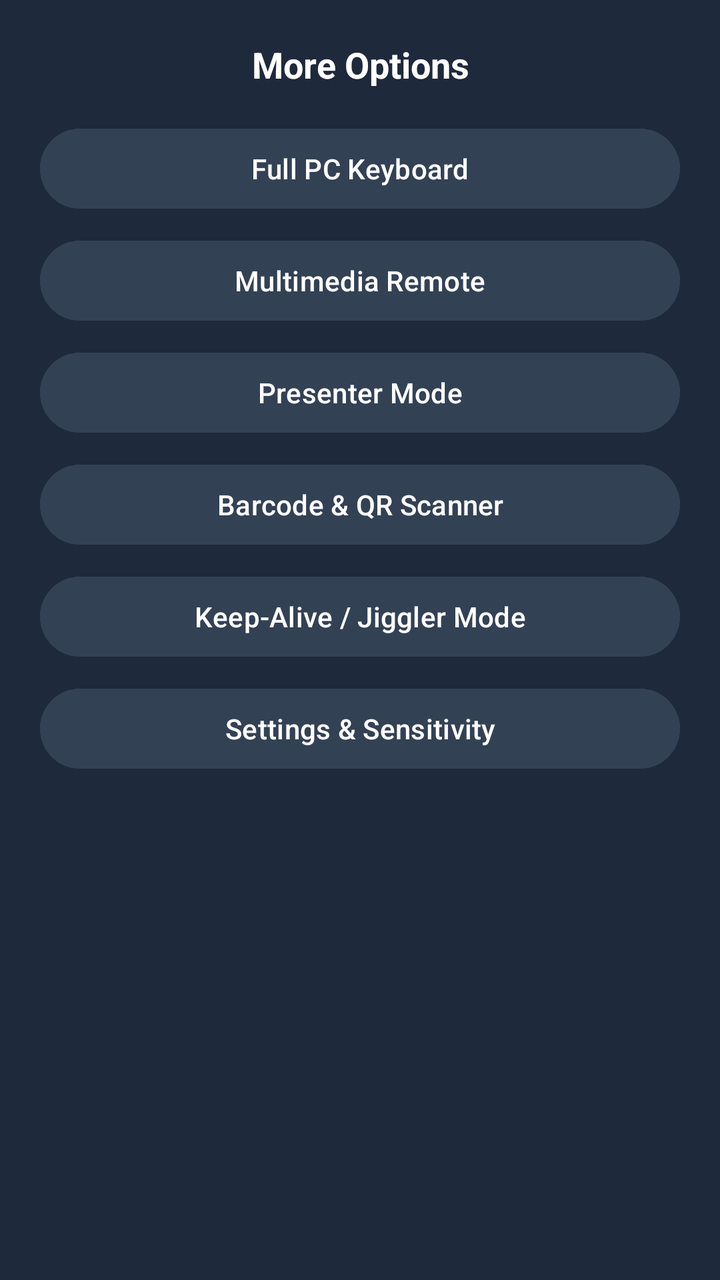
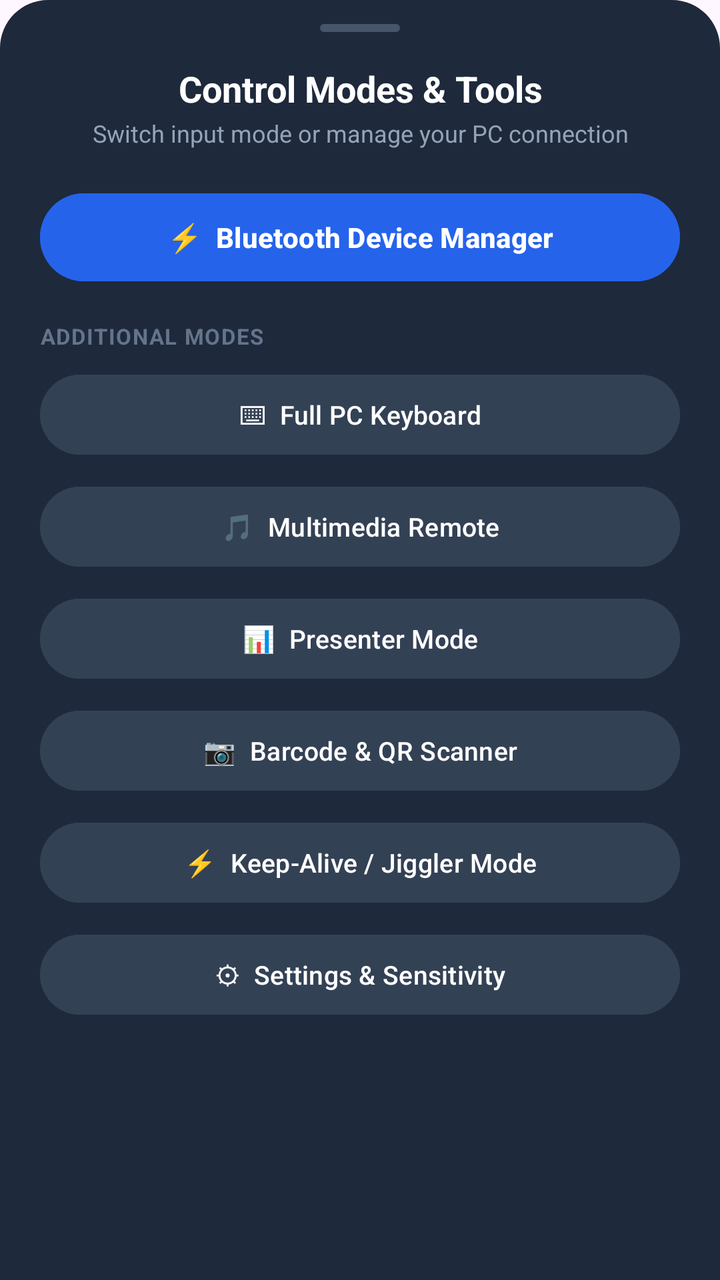

The first picture is an Android layout as it rendered before a commit; the second is the same layout after the commit. The layout source and the unified diff follow.
<!-- AndroidManifest.xml: application theme Theme.Mad_NNM23CS124 -->
<!-- res/layout/dialog_more_sheet.xml -->
<?xml version="1.0" encoding="utf-8"?>
<LinearLayout xmlns:android="http://schemas.android.com/apk/res/android"
    android:layout_width="match_parent"
    android:layout_height="wrap_content"
    android:orientation="vertical"
    android:background="#1E293B"
    android:padding="20dp">

    
    <TextView
        android:layout_width="match_parent"
        android:layout_height="wrap_content"
        android:text="More Options"
        android:textColor="#FFFFFF"
        android:textSize="18sp"
        android:textStyle="bold"
        android:paddingBottom="16dp"
        android:gravity="center" />

    <Button
        android:id="@+id/btnMenuKeyboard"
        android:layout_width="match_parent"
        android:layout_height="48dp"
        android:text="Full PC Keyboard"
        android:textColor="#FFFFFF"
        android:backgroundTint="#334155"
        android:layout_marginBottom="8dp" />

    <Button
        android:id="@+id/btnMenuMedia"
        android:layout_width="match_parent"
        android:layout_height="48dp"
        android:text="Multimedia Remote"
        android:textColor="#FFFFFF"
        android:backgroundTint="#334155"
        android:layout_marginBottom="8dp" />

    <Button
        android:id="@+id/btnMenuPresenter"
        android:layout_width="match_parent"
        android:layout_height="48dp"
        android:text="Presenter Mode"
        android:textColor="#FFFFFF"
        android:backgroundTint="#334155"
        android:layout_marginBottom="8dp" />

    <Button
        android:id="@+id/btnMenuScanner"
        android:layout_width="match_parent"
        android:layout_height="48dp"
        android:text="Barcode &amp; QR Scanner"
        android:textColor="#FFFFFF"
        android:backgroundTint="#334155"
        android:layout_marginBottom="8dp" />

    <Button
        android:id="@+id/btnMenuJiggler"
        android:layout_width="match_parent"
        android:layout_height="48dp"
        android:text="Keep-Alive / Jiggler Mode"
        android:textColor="#FFFFFF"
        android:backgroundTint="#334155"
        android:layout_marginBottom="8dp" />

    <Button
        android:id="@+id/btnMenuSettings"
        android:layout_width="match_parent"
        android:layout_height="48dp"
        android:text="Settings &amp; Sensitivity"
        android:textColor="#FFFFFF"
        android:backgroundTint="#334155" />

</LinearLayout>
<!-- resources referenced by this layout -->
<resources>
  <style name="Theme.Mad_NNM23CS124" parent="Base.Theme.Mad_NNM23CS124" />
  <style name="Base.Theme.Mad_NNM23CS124" parent="Theme.Material3.DayNight.NoActionBar">
          
          
      </style>
</resources>

<!-- the commit's change to res/layout/dialog_more_sheet.xml (unified diff, before → after) -->
@@ -3,26 +3,70 @@
     android:layout_width="match_parent"
     android:layout_height="wrap_content"
     android:orientation="vertical"
-    android:background="#1E293B"
-    android:padding="20dp">
+    android:background="@drawable/bg_sheet_card"
+    android:paddingStart="20dp"
+    android:paddingEnd="20dp"
+    android:paddingTop="12dp"
+    android:paddingBottom="28dp">
+
+    
+    <View
+        android:layout_width="40dp"
+        android:layout_height="4dp"
+        android:layout_gravity="center_horizontal"
+        android:background="@drawable/bg_sheet_handle"
+        android:layout_marginBottom="16dp" />
 
     
     <TextView
         android:layout_width="match_parent"
         android:layout_height="wrap_content"
-        android:text="More Options"
+        android:text="Control Modes &amp; Tools"
         android:textColor="#FFFFFF"
         android:textSize="18sp"
         android:textStyle="bold"
-        android:paddingBottom="16dp"
         android:gravity="center" />
+
+    <TextView
+        android:layout_width="match_parent"
+        android:layout_height="wrap_content"
+        android:text="Switch input mode or manage your PC connection"
+        android:textColor="#94A3B8"
+        android:textSize="12sp"
+        android:gravity="center"
+        android:layout_marginTop="2dp"
+        android:layout_marginBottom="18dp" />
+
+    
+    <Button
+        android:id="@+id/btnMenuBluetooth"
+        android:layout_width="match_parent"
+        android:layout_height="52dp"
+        android:text="⚡  Bluetooth Device Manager"
+        android:textColor="#FFFFFF"
+        android:textSize="14sp"
+        android:textStyle="bold"
+        android:backgroundTint="#2563EB"
+        android:layout_marginBottom="16dp" />
+
+    
+    <TextView
+        android:layout_width="match_parent"
+        android:layout_height="wrap_content"
+        android:text="ADDITIONAL MODES"
+        android:textColor="#64748B"
+        android:textSize="11sp"
+        android:textStyle="bold"
+        android:letterSpacing="0.05"
+        android:layout_marginBottom="8dp" />
 
     <Button
         android:id="@+id/btnMenuKeyboard"
         android:layout_width="match_parent"
         android:layout_height="48dp"
-        android:text="Full PC Keyboard"
+        android:text="⌨  Full PC Keyboard"
         android:textColor="#FFFFFF"
+        android:textSize="13sp"
         android:backgroundTint="#334155"
         android:layout_marginBottom="8dp" />
 
@@ -30,8 +74,9 @@
         android:id="@+id/btnMenuMedia"
         android:layout_width="match_parent"
         android:layout_height="48dp"
-        android:text="Multimedia Remote"
+        android:text="🎵  Multimedia Remote"
         android:textColor="#FFFFFF"
+        android:textSize="13sp"
         android:backgroundTint="#334155"
         android:layout_marginBottom="8dp" />
 
@@ -39,8 +84,9 @@
         android:id="@+id/btnMenuPresenter"
         android:layout_width="match_parent"
         android:layout_height="48dp"
-        android:text="Presenter Mode"
+        android:text="📊  Presenter Mode"
         android:textColor="#FFFFFF"
+        android:textSize="13sp"
         android:backgroundTint="#334155"
         android:layout_marginBottom="8dp" />
 
@@ -48,8 +94,9 @@
         android:id="@+id/btnMenuScanner"
         android:layout_width="match_parent"
         android:layout_height="48dp"
-        android:text="Barcode &amp; QR Scanner"
+        android:text="📷  Barcode &amp; QR Scanner"
         android:textColor="#FFFFFF"
+        android:textSize="13sp"
         android:backgroundTint="#334155"
         android:layout_marginBottom="8dp" />
 
@@ -57,8 +104,9 @@
         android:id="@+id/btnMenuJiggler"
         android:layout_width="match_parent"
         android:layout_height="48dp"
-        android:text="Keep-Alive / Jiggler Mode"
+        android:text="⚡  Keep-Alive / Jiggler Mode"
         android:textColor="#FFFFFF"
+        android:textSize="13sp"
         android:backgroundTint="#334155"
         android:layout_marginBottom="8dp" />
 
@@ -66,8 +114,9 @@
         android:id="@+id/btnMenuSettings"
         android:layout_width="match_parent"
         android:layout_height="48dp"
-        android:text="Settings &amp; Sensitivity"
+        android:text="⚙  Settings &amp; Sensitivity"
         android:textColor="#FFFFFF"
+        android:textSize="13sp"
         android:backgroundTint="#334155" />
 
 </LinearLayout>
<!-- resource entries referenced after the edit -->
@@ -1,5 +1,19 @@
 <!-- resources referenced by this layout -->
 <resources>
+  <!-- drawable bg_sheet_card (drawable) -->
+  <?xml version="1.0" encoding="utf-8"?>
+  <shape xmlns:android="http://schemas.android.com/apk/res/android"
+      android:shape="rectangle">
+      <solid android:color="#1E293B" />
+      <corners android:topLeftRadius="24dp" android:topRightRadius="24dp" />
+  </shape>
+  <!-- drawable bg_sheet_handle (drawable) -->
+  <?xml version="1.0" encoding="utf-8"?>
+  <shape xmlns:android="http://schemas.android.com/apk/res/android"
+      android:shape="rectangle">
+      <solid android:color="#475569" />
+      <corners android:radius="3dp" />
+  </shape>
   <style name="Theme.Mad_NNM23CS124" parent="Base.Theme.Mad_NNM23CS124" />
   <style name="Base.Theme.Mad_NNM23CS124" parent="Theme.Material3.DayNight.NoActionBar">
           
